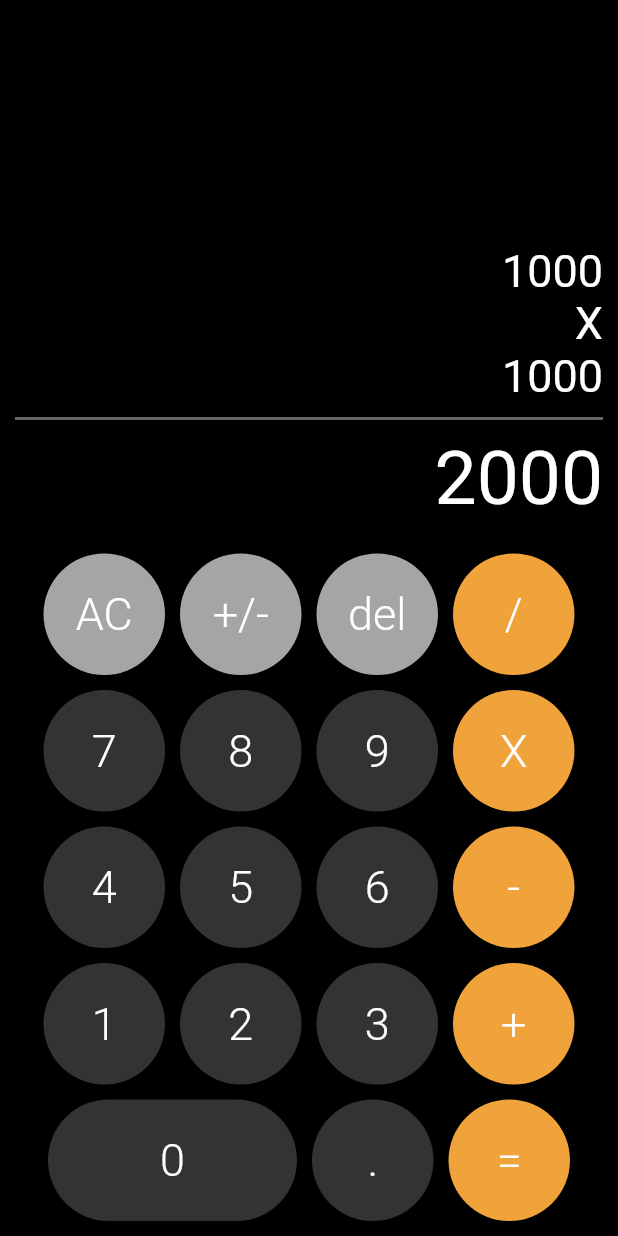
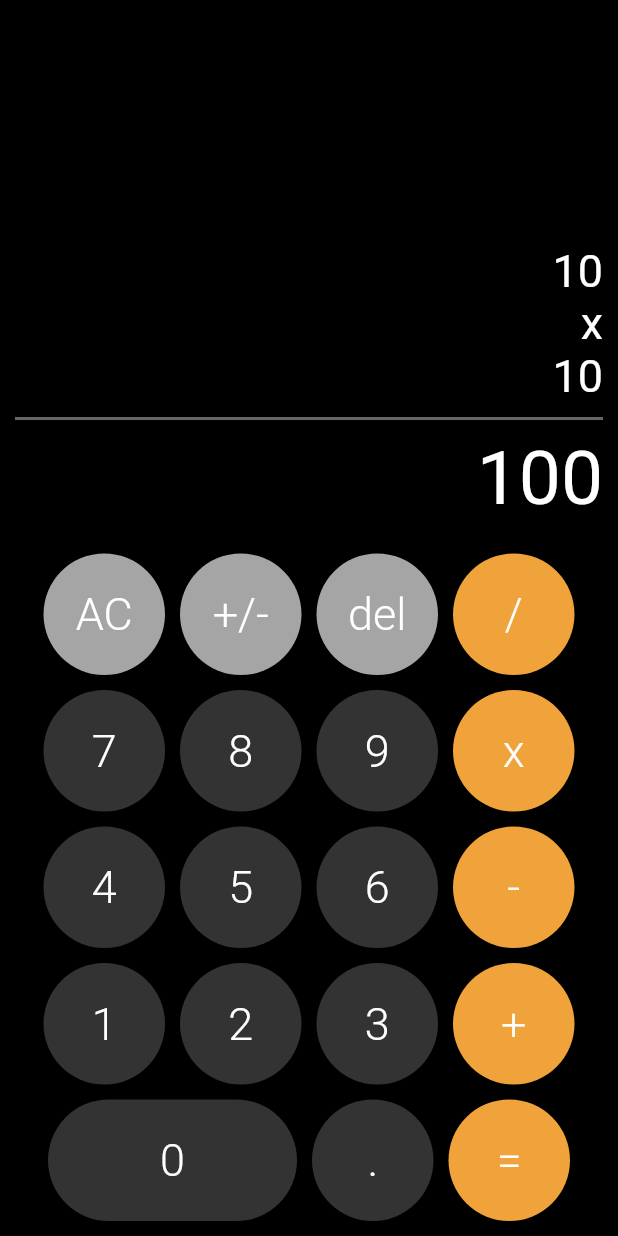
Before and after one commit to daniel-zuluaga/Bloc-Flutter-Calculator, a Flutter app: the screen it shows after launch, on a phone screen of 412 x 824 dp. Run offline on Flutter 3.47's test engine with Material 2 defaults, Android fonts, the phone set to English and light mode, and no system bars; our stand-ins replace bloc, flutter_bloc.

Commit message:
Add event in all the button for what appear the numbers o symbols when clicking with flutter bloc, all the button have an event for what the bloc can make the change of its state

```diff
--- /dev/null
+++ b/lib/bloc/calculator/calculator_event.dart
@@ -0,0 +1,25 @@
+part of 'calculator_bloc.dart';
+
+@immutable
+abstract class CalculatorEvent {}
+
+class ResetACEvent extends CalculatorEvent{}
+
+class AddNumberEvent extends CalculatorEvent{
+  final String number;
+
+  AddNumberEvent(this.number);
+
+}
+
+class ChangeNumberSignEvent extends CalculatorEvent{}
+
+class DeleteLastNumberEvent extends CalculatorEvent{}
+
+class OperationEntryEvent extends CalculatorEvent{
+  final String operation;
+
+  OperationEntryEvent(this.operation);
+}
+
+class CalculateResultEvent extends CalculatorEvent{}
--- /dev/null
+++ b/lib/bloc/calculator/calculator_state.dart
@@ -0,0 +1,30 @@
+part of 'calculator_bloc.dart';
+
+
+class CalculatorState {
+
+  final String mathResults;
+  final String firstNumber;
+  final String secondNumber;
+  final String operation;
+
+  CalculatorState({
+    this.mathResults = "100",
+    this.firstNumber = "10",
+    this.secondNumber = "10",
+    this.operation = "x"
+  });
+
+  copyWith({
+    String? mathResults,
+    String? firstNumber,
+    String? secondNumber,
+    String? operation,
+  }) => CalculatorState(
+    mathResults: mathResults ?? this.mathResults,
+    firstNumber: firstNumber ?? this.firstNumber,
+    secondNumber: secondNumber ?? this.secondNumber,
+    operation: operation ?? this.operation
+  );
+
+}
--- a/lib/main.dart
+++ b/lib/main.dart
@@ -1,7 +1,23 @@
+import 'package:bloc_flutter_calculator/bloc/calculator/calculator_bloc.dart';
 import 'package:flutter/material.dart';
 import 'package:bloc_flutter_calculator/screen/calculator_screen.dart';
+import 'package:flutter_bloc/flutter_bloc.dart';
 
-void main() => runApp(const MyApp());
+void main() => runApp(const AppState());
+
+class AppState extends StatelessWidget {
+  const AppState({super.key});
+
+  @override
+  Widget build(BuildContext context) {
+    return MultiBlocProvider(
+      providers: [
+        BlocProvider<CalculatorBloc>(create: (_) => CalculatorBloc())
+      ],
+      child: const MyApp()
+    );
+  }
+}
 
 class MyApp extends StatelessWidget {
   const MyApp({super.key});
@@ -10,6 +26,7 @@ class MyApp extends StatelessWidget {
   Widget build(BuildContext context) {
     return MaterialApp(
       title: 'Material App',
+      debugShowCheckedModeBanner: false,
       home: CalculatorScreen(),
       theme: ThemeData.dark().copyWith(
         scaffoldBackgroundColor: Colors.black
--- a/lib/screen/calculator_screen.dart
+++ b/lib/screen/calculator_screen.dart
@@ -1,13 +1,20 @@
+import 'package:flutter/material.dart';
+
+import 'package:flutter_bloc/flutter_bloc.dart';
+
+import 'package:bloc_flutter_calculator/bloc/calculator/calculator_bloc.dart';
 import 'package:bloc_flutter_calculator/widgets/widgets.dart';
-import 'package:flutter/material.dart';
 
 class CalculatorScreen extends StatelessWidget {
 
   @override
   Widget build(BuildContext context) {
-    return Scaffold(
-      body: SafeArea(
-        child: Container(
+
+    final calculatorBloc = BlocProvider.of<CalculatorBloc>(context);
+
+    return SafeArea(
+      child: Scaffold(
+        body: Container(
           margin: EdgeInsets.symmetric( horizontal: 10 ),
           child: Column(
             children: [
@@ -16,11 +23,7 @@ class CalculatorScreen extends StatelessWidget {
                 child: Container(),
               ),
 
-              SubResult( text: '1000' ),
-              SubResult( text: 'X' ),
-              SubResult( text: '1000' ),
-              LineSeparator(),
-              MainResultText( text: '2000' ),
+              ResultsLabels(),
 
               Row(
                 mainAxisAlignment: MainAxisAlignment.center,
@@ -28,22 +31,22 @@ class CalculatorScreen extends StatelessWidget {
                   CalculatorButton(
                     text: 'AC',
                     bgColor: Color(0xffA5A5A5 ),
-                    onPressed: () => print('AC'),
+                    onPressed: () => calculatorBloc.add(ResetACEvent()),
                   ),
                   CalculatorButton(
                     text: '+/-',
                     bgColor: Color(0xffA5A5A5 ),
-                    onPressed: () => print('+/-'),
+                    onPressed: () => calculatorBloc.add(ChangeNumberSignEvent()),
                   ),
                   CalculatorButton(
                     text: 'del',
                     bgColor: Color(0xffA5A5A5 ),
-                    onPressed: () => print('del'),
+                    onPressed: () => calculatorBloc.add(DeleteLastNumberEvent()),
                   ),
                   CalculatorButton(
                     text: '/',
                     bgColor: Color(0xffF0A23B ),
-                    onPressed: () => print('/'),
+                    onPressed: () => calculatorBloc.add(OperationEntryEvent("/")),
                   ),
                 ],
               ),
@@ -53,20 +56,20 @@ class CalculatorScreen extends StatelessWidget {
                 children: [
                   CalculatorButton(
                     text: '7',
-                    onPressed: () => print('7'),
+                    onPressed: () => calculatorBloc.add(AddNumberEvent("7")),
                   ),
                   CalculatorButton(
                     text: '8',
-                    onPressed: () => print('8'),
+                    onPressed: () => calculatorBloc.add(AddNumberEvent("8")),
                   ),
                   CalculatorButton(
                     text: '9',
-                    onPressed: () => print('9'),
+                    onPressed: () => calculatorBloc.add(AddNumberEvent("9")),
                   ),
                   CalculatorButton(
-                    text: 'X',
+                    text: 'x',
                     bgColor: Color(0xffF0A23B ),
-                    onPressed: () => print('X'),
+                    onPressed: () => calculatorBloc.add(OperationEntryEvent("x")),
                   ),
                 ],
               ),
@@ -76,20 +79,20 @@ class CalculatorScreen extends StatelessWidget {
                 children: [
                   CalculatorButton(
                     text: '4',
-                    onPressed: () => print('4'),
+                    onPressed: () => calculatorBloc.add(AddNumberEvent("4")),
                   ),
                   CalculatorButton(
                     text: '5',
-                    onPressed: () => print('5'),
+                    onPressed: () => calculatorBloc.add(AddNumberEvent("5")),
                   ),
                   CalculatorButton(
                     text: '6',
-                    onPressed: () => print('6'),
+                    onPressed: () => calculatorBloc.add(AddNumberEvent("6")),
                   ),
                   CalculatorButton(
                     text: '-',
                     bgColor: Color(0xffF0A23B ),
-                    onPressed: () => print('-'),
+                    onPressed: () => calculatorBloc.add(OperationEntryEvent("-")),
                   ),
                 ],
               ),
@@ -99,20 +102,20 @@ class CalculatorScreen extends StatelessWidget {
                 children: [
                   CalculatorButton(
                     text: '1',
-                    onPressed: () => print('1'),
+                    onPressed: () => calculatorBloc.add(AddNumberEvent("1")),
                   ),
                   CalculatorButton(
                     text: '2',
-                    onPressed: () => print('2'),
+                    onPressed: () => calculatorBloc.add(AddNumberEvent("2")),
                   ),
                   CalculatorButton(
                     text: '3',
-                    onPressed: () => print('3'),
+                    onPressed: () => calculatorBloc.add(AddNumberEvent("3")),
                   ),
                   CalculatorButton(
                     text: '+',
                     bgColor: Color(0xffF0A23B ),
-                    onPressed: () => print('+'),
+                    onPressed: () => calculatorBloc.add(OperationEntryEvent("+")),
                   ),
                 ],
               ),
@@ -123,23 +126,23 @@ class CalculatorScreen extends StatelessWidget {
                   CalculatorButton(
                     text: '0',
                     big: true,
-                    onPressed: () => print('0'),
+                    onPressed: () => calculatorBloc.add(AddNumberEvent("0")),
                   ),
                   CalculatorButton(
                     text: '.',
-                    onPressed: () => print('.'),
+                    onPressed: () => calculatorBloc.add(AddNumberEvent(".")),
                   ),
                   CalculatorButton(
                     text: '=',
                     bgColor: Color(0xffF0A23B ),
-                    onPressed: () => print('='),
+                    onPressed: () => calculatorBloc.add(CalculateResultEvent()),
                   ),
                 ],
               ),
             ],
           ),
-        ),
-      )
-   );
+        )
+       ),
+    );
   }
 }
--- /dev/null
+++ b/lib/widgets/results_labels.dart
@@ -0,0 +1,26 @@
+import 'package:flutter/material.dart';
+import 'package:flutter_bloc/flutter_bloc.dart';
+
+import 'package:bloc_flutter_calculator/bloc/calculator/calculator_bloc.dart';
+import 'package:bloc_flutter_calculator/widgets/widgets.dart';
+
+class ResultsLabels extends StatelessWidget {
+  const ResultsLabels({super.key});
+
+  @override
+  Widget build(BuildContext context) {
+    return BlocBuilder<CalculatorBloc, CalculatorState>(
+      builder: (context, state) {
+        return Column(
+          children: [
+            SubResult(text: state.firstNumber),
+            SubResult(text: state.operation),
+            SubResult(text: state.secondNumber),
+            LineSeparator(),
+            MainResultText(text: state.mathResults),
+          ],
+        );
+      },
+    );
+  }
+}
--- a/lib/widgets/widgets.dart
+++ b/lib/widgets/widgets.dart
@@ -1,4 +1,5 @@
 export 'package:bloc_flutter_calculator/widgets/calc_button.dart';
 export 'package:bloc_flutter_calculator/widgets/line_separator.dart';
 export 'package:bloc_flutter_calculator/widgets/main_result.dart';
+export 'package:bloc_flutter_calculator/widgets/results_labels.dart';
 export 'package:bloc_flutter_calculator/widgets/sub_result.dart';
```
Also changed, not shown: lib/bloc/calculator/calculator_bloc.dart (added, +73 -0 lines).
